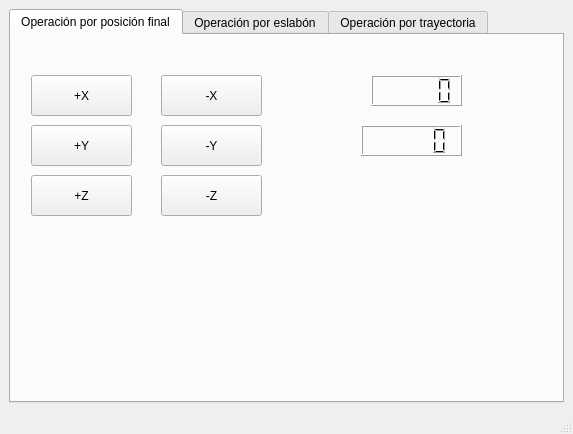
Qt form TT_RAA/mainwindow.ui (SrgtPepper/TT_RAA) before a commit.
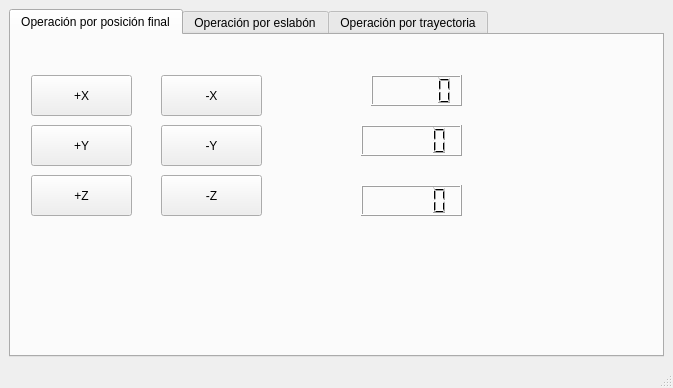
The same form after that commit.

Commit message: Comportamiento btns Z

What changed in the file:
```diff
--- a/TT_RAA/mainwindow.ui
+++ b/TT_RAA/mainwindow.ui
@@ -6,8 +6,8 @@
    <rect>
     <x>0</x>
     <y>0</y>
-    <width>573</width>
-    <height>434</height>
+    <width>673</width>
+    <height>388</height>
    </rect>
   </property>
   <property name="windowTitle">
@@ -122,6 +122,16 @@
          </rect>
         </property>
        </widget>
+       <widget class="QLCDNumber" name="lcdNumber_3">
+        <property name="geometry">
+         <rect>
+          <x>350</x>
+          <y>150</y>
+          <width>101</width>
+          <height>31</height>
+         </rect>
+        </property>
+       </widget>
       </widget>
       <widget class="QWidget" name="tab_3">
        <attribute name="title">
```
Left out of the diff: 2 changed lines with no effect on the pictures. The commit also changes 2 other files.
